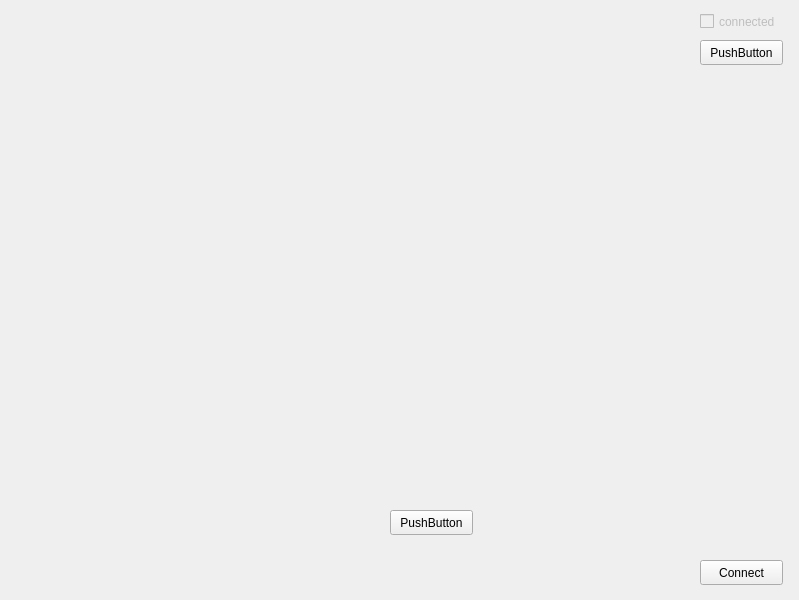
bitSheriff/norsevpn, file vizu/norsevpn.ui: the form before one commit.
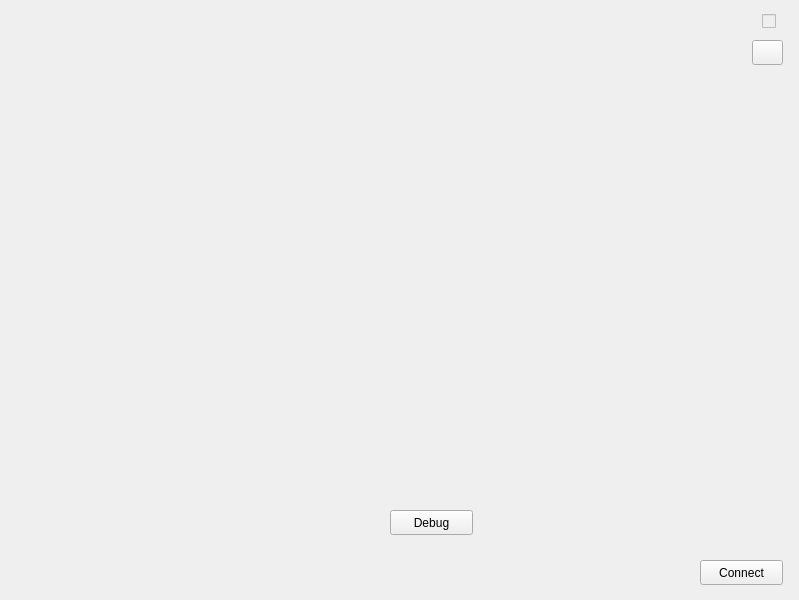
The form after the commit. Icons and pictures are not drawn.

What changed in the file:
```diff
--- a/vizu/norsevpn.ui
+++ b/vizu/norsevpn.ui
@@ -26,17 +26,24 @@
     </property>
     <property name="geometry">
      <rect>
-      <x>700</x>
+      <x>736</x>
       <y>10</y>
-      <width>90</width>
+      <width>40</width>
       <height>23</height>
      </rect>
     </property>
     <property name="toolTip">
      <string>checked you are currently connected to a vpn</string>
     </property>
+    <property name="layoutDirection">
+     <enum>Qt::RightToLeft</enum>
+    </property>
     <property name="text">
-     <string>connected</string>
+     <string/>
+    </property>
+    <property name="icon">
+     <iconset>
+      <normaloff>icons/white_link.svg</normaloff>icons/white_link.svg</iconset>
     </property>
     <property name="checkable">
      <bool>true</bool>
@@ -71,20 +78,24 @@
      </rect>
     </property>
     <property name="text">
-     <string>PushButton</string>
+     <string>Debug</string>
     </property>
    </widget>
    <widget class="QPushButton" name="btn_config">
     <property name="geometry">
      <rect>
-      <x>700</x>
+      <x>752</x>
       <y>40</y>
-      <width>83</width>
+      <width>31</width>
       <height>25</height>
      </rect>
     </property>
     <property name="text">
-     <string>PushButton</string>
+     <string/>
+    </property>
+    <property name="icon">
+     <iconset>
+      <normaloff>icons/white_settings.svg</normaloff>icons/white_settings.svg</iconset>
     </property>
    </widget>
   </widget>
```
